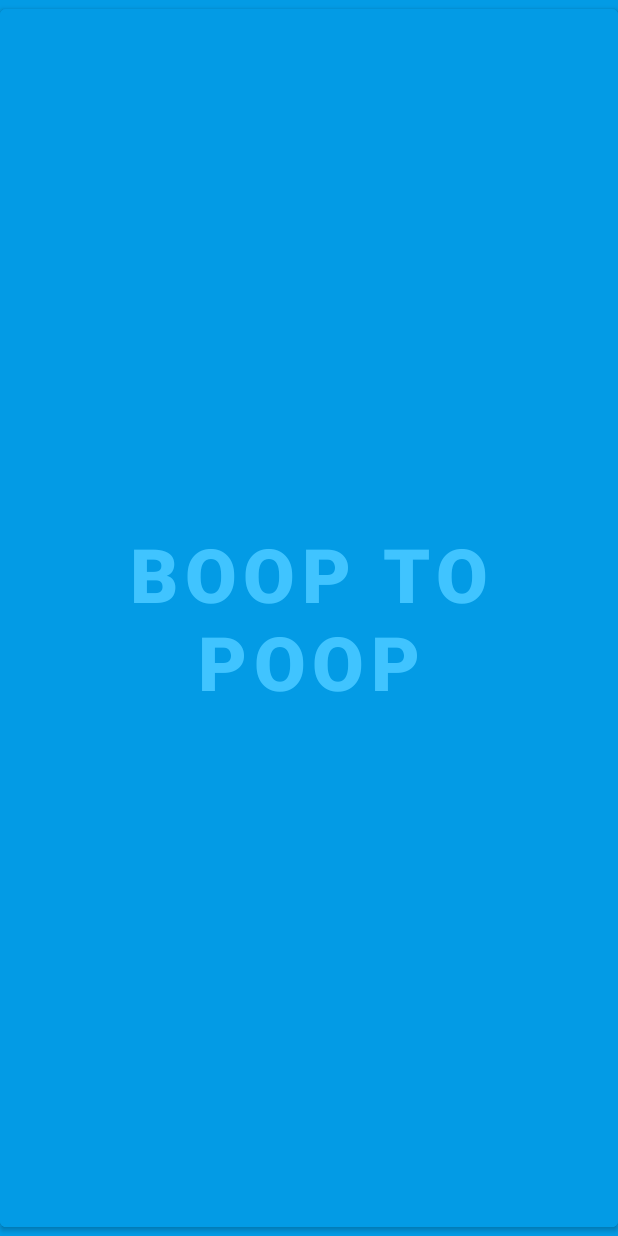
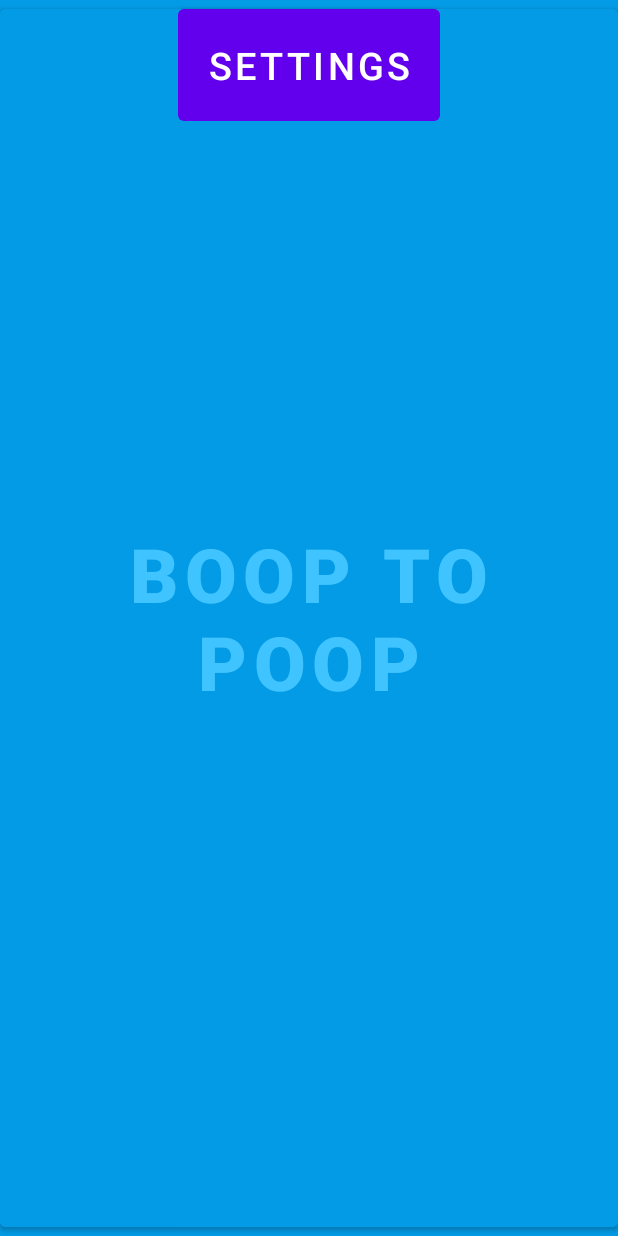
Before and after one commit to WestRyanK/smart-dog-bell, an Android app: the screen it shows after launch (ButtonActivity), on a phone screen of 412 x 824 dp. Run offline under Robolectric (Android 15) with nearby library versions, the light colour scheme and no system bars.

Commit message:
Add Disappearing Settings Button

```diff
--- a/android_app/app/build.gradle
+++ b/android_app/app/build.gradle
@@ -13,7 +13,6 @@ android {
         targetSdk 32
         versionCode 1
         versionName "1.0"
-        multiDexEnabled = true
 
         testInstrumentationRunner "androidx.test.runner.AndroidJUnitRunner"
     }
@@ -25,7 +24,6 @@ android {
         }
     }
     compileOptions {
-        coreLibraryDesugaringEnabled = true
         sourceCompatibility JavaVersion.VERSION_1_8
         targetCompatibility JavaVersion.VERSION_1_8
     }
@@ -44,7 +42,8 @@ dependencies {
     implementation 'com.google.android.material:material:1.4.0'
     implementation 'androidx.constraintlayout:constraintlayout:2.0.4'
     implementation 'com.google.firebase:firebase-messaging:23.0.7'
-    coreLibraryDesugaring("com.android.tools:desugar_jdk_libs:2.0.3")
+    implementation 'org.jetbrains.kotlinx:kotlinx-coroutines-core:1.6.4'
+    implementation 'org.jetbrains.kotlinx:kotlinx-coroutines-android:1.6.4'
     testImplementation 'junit:junit:4.13.2'
     androidTestImplementation 'androidx.test.ext:junit:1.1.3'
     androidTestImplementation 'androidx.test.espresso:espresso-core:3.4.0'
--- a/android_app/app/src/main/java/com/example/smartdogbell/ButtonActivity.kt
+++ b/android_app/app/src/main/java/com/example/smartdogbell/ButtonActivity.kt
@@ -1,9 +1,9 @@
 package com.example.smartdogbell
 
-import androidx.appcompat.app.AppCompatActivity
 import android.annotation.SuppressLint
 import android.app.NotificationChannel
 import android.app.NotificationManager
+import kotlinx.coroutines.*
 import android.content.Intent
 import android.graphics.Color
 import android.media.AudioManager
@@ -11,28 +11,24 @@ import android.media.MediaPlayer
 import android.net.Uri
 import android.os.Build
 import android.os.Bundle
-import android.os.Handler
-import android.os.Looper
 import android.view.View
 import android.view.WindowInsets
-import android.widget.LinearLayout
-import android.widget.TextView
+import android.widget.Button
 import android.widget.Toast
+import androidx.appcompat.app.AppCompatActivity
 import androidx.core.app.NotificationCompat
 import com.example.smartdogbell.databinding.ActivityButtonBinding
-import java.time.Duration
-import java.time.LocalDateTime
 
 class ButtonActivity : AppCompatActivity() {
 
     private lateinit var binding: ActivityButtonBinding
-    private lateinit var notifyButton: TextView
+    private lateinit var notifyButton: Button
+    private lateinit var settingsButton: Button
     private val NOTIFICATION_CHANNEL_ID = "DOG_BELL"
     private lateinit var notificationManager: NotificationManager
     private lateinit var notificationPlayer: MediaPlayer
     private lateinit var settings: Settings
-    private lateinit var startTimestamp: LocalDateTime
-    private val startupWaitTime: Duration = Duration.ofSeconds(5)
+    private val hideSettingsDelayMS: Long = 10_000
 
     @SuppressLint("ClickableViewAccessibility")
     override fun onCreate(savedInstanceState: Bundle?) {
@@ -46,11 +42,13 @@ class ButtonActivity : AppCompatActivity() {
         supportActionBar?.hide()
 
         settings = Settings(this)
-        startTimestamp = LocalDateTime.now()
 
         notifyButton = binding.notifyButton
         notifyButton.setOnClickListener { notifyButtonClick() }
         notifyButton.text = settings.buttonText
+
+        settingsButton = binding.settingsButton
+        settingsButton.setOnClickListener { settingsButtonClick() }
 
         notificationPlayer = MediaPlayer().apply {
             setAudioStreamType(AudioManager.STREAM_NOTIFICATION)
@@ -58,6 +56,15 @@ class ButtonActivity : AppCompatActivity() {
 
         createNewNotificationChannel()
         enableFullscreen()
+        GlobalScope.launch(Dispatchers.Main) {
+            delay(hideSettingsDelayMS)
+            settingsButton.visibility = View.INVISIBLE
+        }
+    }
+
+    private fun settingsButtonClick() {
+        val intent = Intent(this, SettingsActivity::class.java)
+        startActivity(intent)
     }
 
     private fun enableFullscreen() {
@@ -78,21 +85,10 @@ class ButtonActivity : AppCompatActivity() {
     }
 
     private fun notifyButtonClick() {
-        val currentTime = LocalDateTime.now()
-        if (currentTime.isBefore(startTimestamp.plus(startupWaitTime))) {
-            openSettings()
+        if (!isNotifying()) {
+            Toast.makeText(applicationContext, "Button Clicked", Toast.LENGTH_SHORT).show()
+            createNewNotification("Dog Alert", "Azula needs to go outside!")
         }
-        else {
-            if (!isNotifying()) {
-                Toast.makeText(applicationContext, "Button Clicked", Toast.LENGTH_SHORT).show()
-                createNewNotification("Dog Alert", "Azula needs to go outside!")
-            }
-        }
-    }
-
-    private fun openSettings() {
-        val intent = Intent(this, SettingsActivity::class.java)
-        startActivity(intent)
     }
 
     private fun createNewNotificationChannel() {
--- a/android_app/app/src/main/java/com/example/smartdogbell/SettingsActivity.kt
+++ b/android_app/app/src/main/java/com/example/smartdogbell/SettingsActivity.kt
@@ -7,7 +7,6 @@ import android.media.MediaPlayer
 import android.net.Uri
 import androidx.appcompat.app.AppCompatActivity
 import android.os.Bundle
-import android.text.Editable
 import android.widget.Button
 import android.widget.EditText
 import android.widget.Toast
--- a/android_app/app/src/main/res/layout/activity_button.xml
+++ b/android_app/app/src/main/res/layout/activity_button.xml
@@ -1,31 +1,31 @@
 <?xml version="1.0" encoding="utf-8"?>
-<FrameLayout xmlns:android="http://schemas.android.com/apk/res/android"
+<androidx.constraintlayout.widget.ConstraintLayout xmlns:android="http://schemas.android.com/apk/res/android"
     xmlns:tools="http://schemas.android.com/tools"
     android:layout_width="match_parent"
     android:layout_height="match_parent"
+    xmlns:app="http://schemas.android.com/apk/res-auto"
     android:background="?attr/fullscreenBackgroundColor"
     android:keepScreenOn="true"
     android:theme="@style/ThemeOverlay.SmartDogBell.FullscreenContainer"
     tools:context=".ButtonActivity">
 
-<!--    <Button-->
-<!--        android:layout_width="match_parent"-->
-<!--        android:layout_height="match_parent"-->
-<!--        android:text="Click Me"-->
-<!--        android:backgroundTint="@color/white"-->
-<!--        android:textColor="@color/black"-->
-<!--        />-->
-    <!-- The primary full-screen view. This can be replaced with whatever view
-         is needed to present your content, e.g. VideoView, SurfaceView,
-         TextureView, etc. -->
-
     <Button
-        android:id="@+id/notify_button"
+        android:id="@+id/notifyButton"
         android:layout_height="match_parent"
         android:layout_width="match_parent"
         android:backgroundTint="@color/light_blue_600"
         android:textColor="?attr/fullscreenTextColor"
         android:textSize="50sp"
-        android:textStyle="bold" >
-    </Button>
-</FrameLayout>
+        android:textStyle="bold" />
+    <Button
+        android:id="@+id/settingsButton"
+        android:layout_width="wrap_content"
+        android:layout_height="wrap_content"
+        android:text="Settings"
+        app:layout_constraintLeft_toLeftOf="parent"
+        app:layout_constraintRight_toRightOf="parent"
+        app:layout_constraintTop_toTopOf="parent"
+        android:padding="20dp"
+        android:textSize="25sp" />
+
+</androidx.constraintlayout.widget.ConstraintLayout>
```
